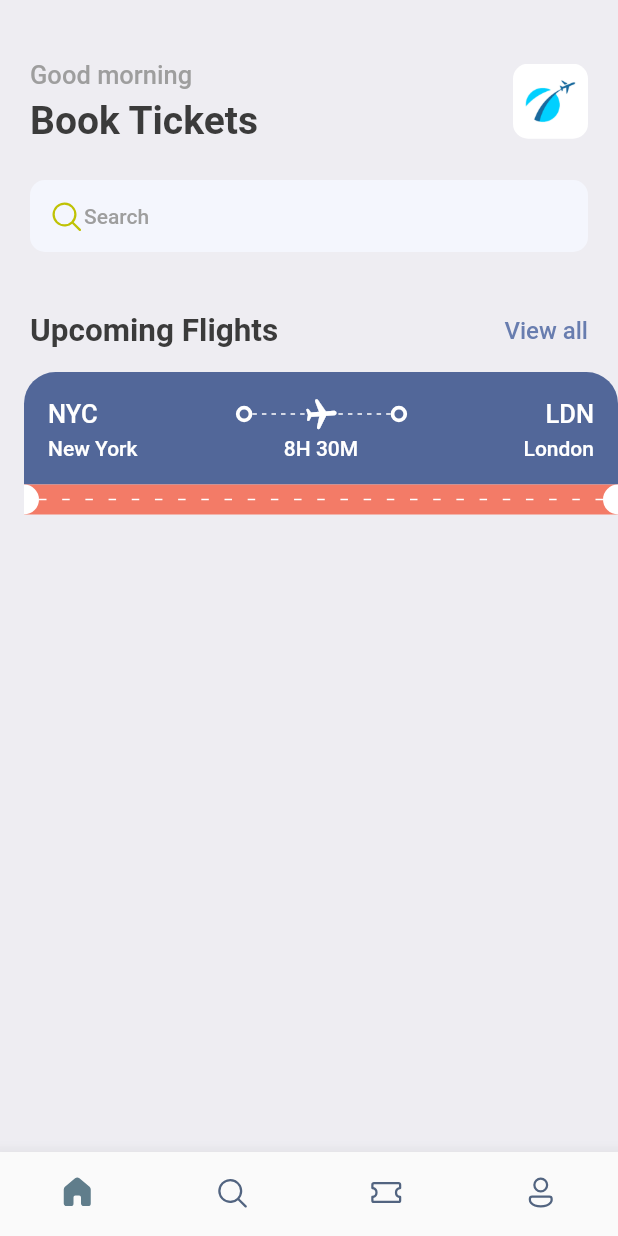
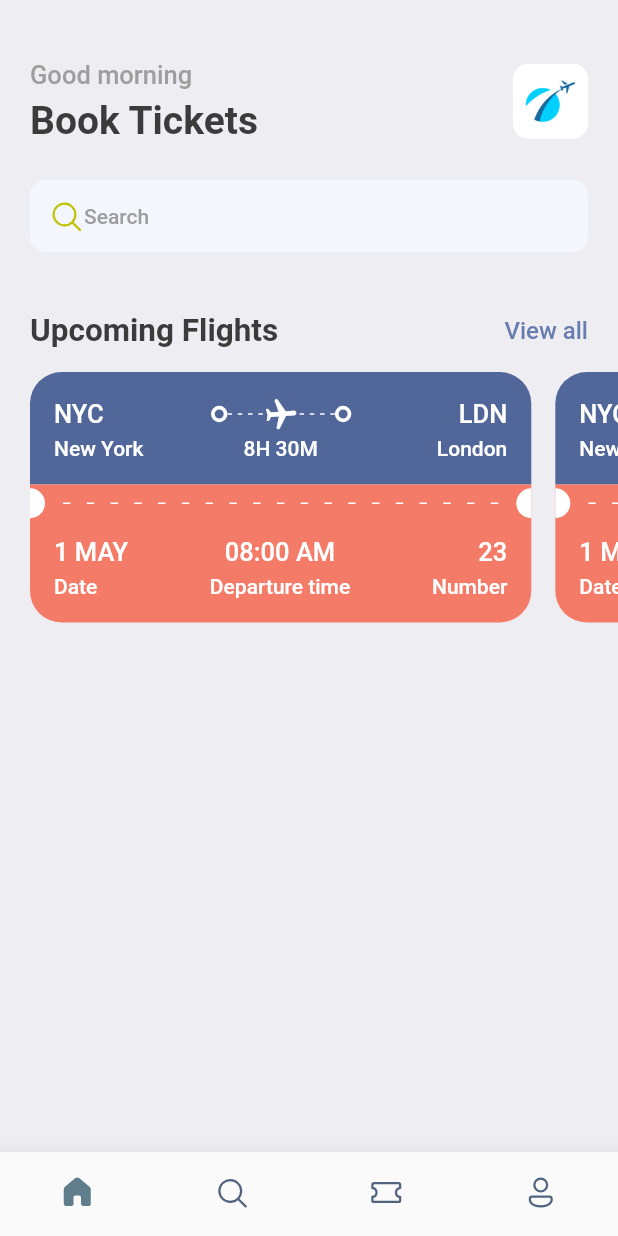
Before and after one commit to Morpa/BookTickets, a Flutter app: the screen it shows after launch, on a phone screen of 412 x 824 dp. Run offline on Flutter 3.47's test engine with Material 2 defaults, Android fonts, the phone set to English and light mode, and no system bars; our stand-ins replace fluentui_icons, gap.

Commit message:
finish ticket

```diff
--- a/lib/screens/home_screen.dart
+++ b/lib/screens/home_screen.dart
@@ -101,8 +101,18 @@ class HomeScreen extends StatelessWidget {
           ),
 
           const Gap(15),
+
           //Tickets
-          const TicketView(),
+          SingleChildScrollView(
+            scrollDirection: Axis.horizontal,
+            padding: const EdgeInsets.only(left: 20),
+            child: Row(
+              children: const [
+                TicketView(),
+                TicketView(),
+              ],
+            ),
+          ),
         ],
       ),
     );
--- a/lib/screens/ticket.view.dart
+++ b/lib/screens/ticket.view.dart
@@ -12,10 +12,10 @@ class TicketView extends StatelessWidget {
     final size = AppLayout.getSize(context);
 
     return SizedBox(
-      width: size.width,
+      width: size.width * 0.85,
       height: 200,
       child: Container(
-        margin: const EdgeInsets.only(left: 16),
+        margin: const EdgeInsets.only(right: 16),
         child: Column(
           children: [
             //Blue part
@@ -142,6 +142,8 @@ class TicketView extends StatelessWidget {
                     ),
                   ),
                   Expanded(
+                    child: Padding(
+                      padding: const EdgeInsets.all(12.0),
                       child: LayoutBuilder(
                         builder: (BuildContext buildContext,
                             BoxConstraints constraints) {
@@ -155,12 +157,14 @@ class TicketView extends StatelessWidget {
                                 width: 5,
                                 height: 1,
                                 child: DecoratedBox(
-                                decoration: BoxDecoration(color: Colors.white),
+                                  decoration:
+                                      BoxDecoration(color: Colors.white),
                                 ),
                               ),
                             ),
                           );
                         },
+                      ),
                     ),
                   ),
                   const SizedBox(
@@ -179,10 +183,75 @@ class TicketView extends StatelessWidget {
                 ],
               ),
             ),
+            Container(
+              padding: const EdgeInsets.fromLTRB(16, 10, 16, 16),
+              decoration: BoxDecoration(
+                color: Styles.orangeColor,
+                borderRadius: const BorderRadius.only(
+                    bottomLeft: Radius.circular(21),
+                    bottomRight: Radius.circular(21)),
+              ),
+              child: Column(
+                children: [
+                  Row(
+                    mainAxisAlignment: MainAxisAlignment.spaceBetween,
+                    children: [
+                      Column(
+                        crossAxisAlignment: CrossAxisAlignment.start,
+                        children: [
+                          Text(
+                            '1 MAY',
+                            style: Styles.headLineStyle3
+                                .copyWith(color: Colors.white),
+                          ),
+                          const Gap(5),
+                          Text(
+                            'Date',
+                            style: Styles.headLineStyle4
+                                .copyWith(color: Colors.white),
+                          ),
+                        ],
+                      ),
+                      Column(
+                        crossAxisAlignment: CrossAxisAlignment.center,
+                        children: [
+                          Text(
+                            '08:00 AM',
+                            style: Styles.headLineStyle3
+                                .copyWith(color: Colors.white),
+                          ),
+                          const Gap(5),
+                          Text(
+                            'Departure time',
+                            style: Styles.headLineStyle4
+                                .copyWith(color: Colors.white),
+                          ),
+                        ],
+                      ),
+                      Column(
+                        crossAxisAlignment: CrossAxisAlignment.end,
+                        children: [
+                          Text(
+                            '23',
+                            style: Styles.headLineStyle3
+                                .copyWith(color: Colors.white),
+                          ),
+                          const Gap(5),
+                          Text(
+                            'Number',
+                            style: Styles.headLineStyle4
+                                .copyWith(color: Colors.white),
+                          ),
+                        ],
+                      ),
+                    ],
+                  ),
+                ],
+              ),
+            ),
           ],
         ),
       ),
     );
   }
 }
-//221
```
Lines whose indentation alone changed are shown as unchanged.
